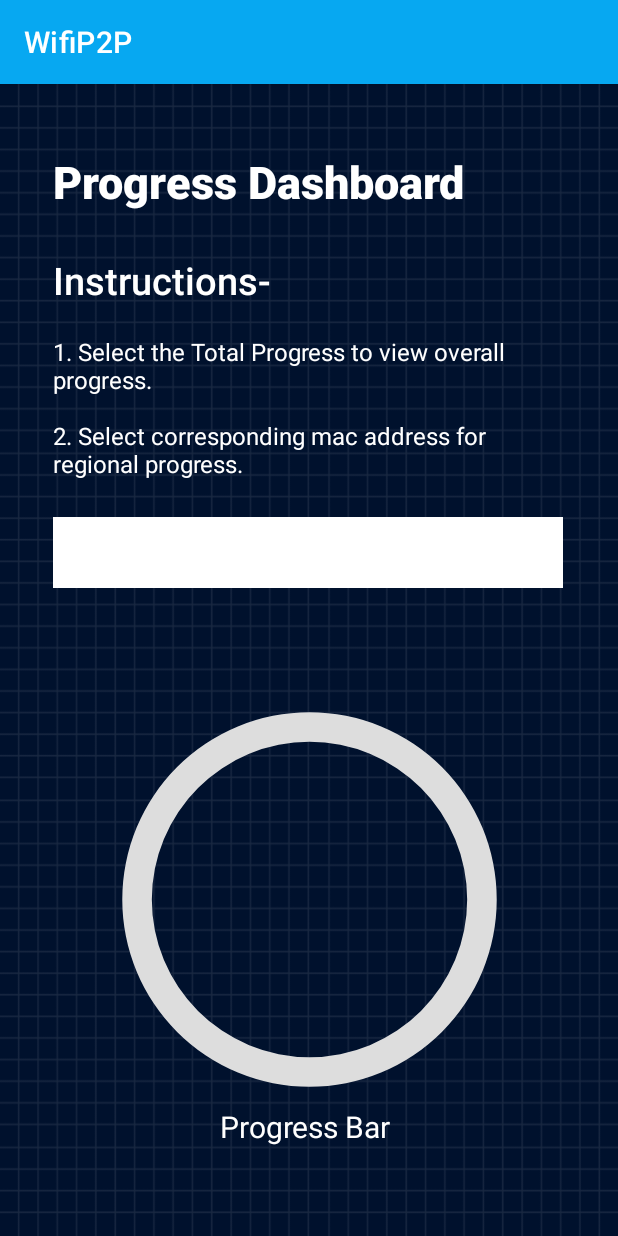
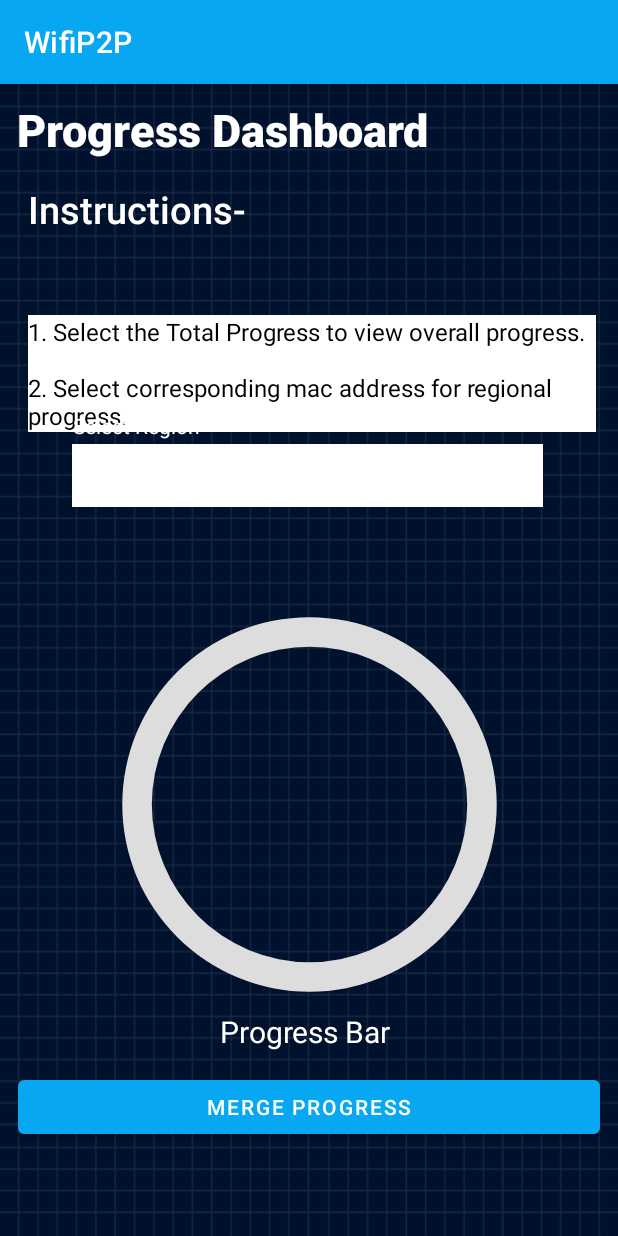
Before and after one commit to champ787/Data-Agent-Application, an Android app: the Monitor_Progress screen opened directly, with no data from a screen before it, on a phone screen of 412 x 824 dp. Run offline under Robolectric (Android 15) with nearby library versions, the light colour scheme and no system bars.

Commit message:
25/01/2023_Progress_Report

```diff
--- a/app/src/main/res/layout/activity_monitor_progress.xml
+++ b/app/src/main/res/layout/activity_monitor_progress.xml
@@ -7,46 +7,75 @@
     tools:context=".Monitor_Progress"
     android:background="@drawable/backimage">
 
+    <ScrollView
+        android:id="@+id/scrollView2"
+        android:layout_width="384dp"
+        android:layout_height="99dp"
+
+        android:layout_marginBottom="512dp"
+        android:scrollbarSize="10dp"
+        app:layout_constraintBottom_toBottomOf="parent"
+        app:layout_constraintEnd_toEndOf="parent"
+        app:layout_constraintHorizontal_bias="0.481"
+        app:layout_constraintStart_toStartOf="parent"
+        app:layout_constraintTop_toBottomOf="@+id/textView9"
+        app:layout_constraintVertical_bias="0.833">
+
         <TextView
             android:id="@+id/textView6"
-        android:layout_width="341dp"
+            android:layout_width="380dp"
             android:layout_height="97dp"
             android:layout_margin="5dp"
+            android:background="@color/white"
             android:text="1. Select the Total Progress to view overall progress.
           \n\n2. Select corresponding mac address for regional progress. "
-        android:textColor="@color/white"
+            android:textColor="@color/black"
             android:textSize="16sp"
             app:layout_constraintBottom_toTopOf="@+id/spinner"
             app:layout_constraintEnd_toEndOf="parent"
             app:layout_constraintStart_toStartOf="parent"
             app:layout_constraintTop_toTopOf="parent"
             app:layout_constraintVertical_bias="0.896" />
+    </ScrollView>
 
     <TextView
+        android:id="@+id/textView9"
         android:layout_width="341dp"
         android:layout_height="42dp"
         android:layout_margin="12dp"
+        android:layout_marginTop="16dp"
         android:fontFamily="sans-serif-medium"
         android:text="Instructions-"
+
         android:textColor="@android:color/white"
         android:textSize="25sp"
-        app:layout_constraintBottom_toTopOf="@+id/textView6"
         app:layout_constraintEnd_toEndOf="parent"
+        app:layout_constraintHorizontal_bias="0.142"
         app:layout_constraintStart_toStartOf="parent"
-        app:layout_constraintTop_toBottomOf="@+id/textView5"
-        app:layout_constraintVertical_bias="1.0" />
+        app:layout_constraintTop_toBottomOf="@+id/textView5" />
+
+    <TextView
+        android:id="@+id/textView10"
+        android:layout_width="363dp"
+        android:layout_height="22dp"
+        android:text="Select Region"
+        android:textColor="@color/white"
+        app:layout_constraintBottom_toTopOf="@+id/spinner"
+        app:layout_constraintEnd_toEndOf="parent"
+        app:layout_constraintHorizontal_bias="1.0"
+        app:layout_constraintStart_toStartOf="parent" />
 
     <Spinner
         android:id="@+id/spinner"
-        android:layout_width="340dp"
-        android:layout_height="47dp"
+        android:layout_width="314dp"
+        android:layout_height="42dp"
         android:background="@color/white"
         app:layout_constraintBottom_toBottomOf="parent"
         app:layout_constraintEnd_toEndOf="parent"
-        app:layout_constraintHorizontal_bias="0.491"
+        app:layout_constraintHorizontal_bias="0.492"
         app:layout_constraintStart_toStartOf="parent"
         app:layout_constraintTop_toTopOf="parent"
-        app:layout_constraintVertical_bias="0.401" />
+        app:layout_constraintVertical_bias="0.331" />
 
     <ProgressBar
         android:id="@+id/progressBar2"
@@ -60,8 +89,23 @@
         app:layout_constraintEnd_toEndOf="parent"
         app:layout_constraintStart_toStartOf="parent"
         app:layout_constraintTop_toTopOf="parent"
-        app:layout_constraintVertical_bias="0.865"
+        app:layout_constraintVertical_bias="0.72"
         tools:progress="0" />
+
+
+    <Button
+        android:id="@+id/btnMergeprogress"
+        android:layout_width="match_parent"
+        android:layout_height="wrap_content"
+        android:layout_margin="12dp"
+        android:layout_marginBottom="36dp"
+        android:text="Merge Progress"
+        app:layout_constraintBottom_toBottomOf="parent"
+        app:layout_constraintEnd_toEndOf="parent"
+        app:layout_constraintHorizontal_bias="0.666"
+        app:layout_constraintStart_toStartOf="parent"
+        app:layout_constraintTop_toBottomOf="@+id/progressBar2"
+        app:layout_constraintVertical_bias="0.0" />
 
     <TextView
         android:id="@+id/tvProgress"
@@ -86,12 +130,13 @@
         android:text="Progress Dashboard"
         android:textColor="@color/white"
         android:textSize="30dp"
-        app:layout_constraintBottom_toTopOf="@+id/textView6"
+
+        app:layout_constraintBottom_toBottomOf="parent"
         app:layout_constraintEnd_toEndOf="parent"
-        app:layout_constraintHorizontal_bias="0.492"
+        app:layout_constraintHorizontal_bias="0.154"
         app:layout_constraintStart_toStartOf="parent"
         app:layout_constraintTop_toTopOf="parent"
-        app:layout_constraintVertical_bias="0.36" />
+        app:layout_constraintVertical_bias="0.014" />
 
     <TextView
         android:id="@+id/textView7"
```
Also changed, not shown: app/src/main/java/github/leavesczy/wifip2p/Monitor_Progress.java (+198 -4 lines), app/src/main/java/github/leavesczy/wifip2p/algorithm.java (+11 -0 lines), app/src/main/java/github/leavesczy/wifip2p/sender/FileSenderViewModel.kt (+8 -8 lines), app/src/main/res/layout/activity_algorithm.xml (+19 -18 lines), app/src/main/res/layout/activity_main.xml (+70 -5 lines). Lines whose indentation alone changed are shown as unchanged.
